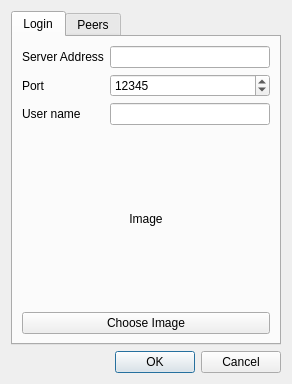
First picture: the form in TeamRadarDlg.ui, repository congchenutd/teamradar, before the edit.
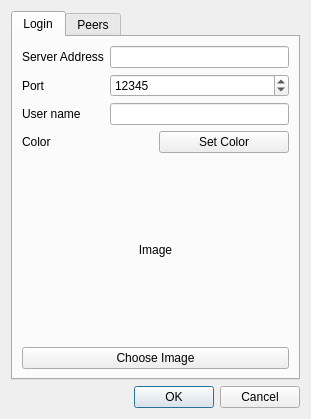
Second picture: the form after the edit.

The edit to the form file:
```diff
--- a/TeamRadarDlg.ui
+++ b/TeamRadarDlg.ui
@@ -6,8 +6,8 @@
    <rect>
     <x>0</x>
     <y>0</y>
-    <width>292</width>
-    <height>384</height>
+    <width>311</width>
+    <height>419</height>
    </rect>
   </property>
   <property name="windowTitle">
@@ -68,9 +68,39 @@
         <widget class="QLineEdit" name="leUserName"/>
        </item>
        <item row="3" column="0" colspan="2">
+        <layout class="QHBoxLayout" name="horizontalLayout">
+         <item>
+          <widget class="QLabel" name="labelColor">
+           <property name="sizePolicy">
+            <sizepolicy hsizetype="Ignored" vsizetype="Preferred">
+             <horstretch>0</horstretch>
+             <verstretch>0</verstretch>
+            </sizepolicy>
+           </property>
+           <property name="text">
+            <string>Color</string>
+           </property>
+          </widget>
+         </item>
+         <item>
+          <widget class="QPushButton" name="btColor">
+           <property name="text">
+            <string>Set Color</string>
+           </property>
+          </widget>
+         </item>
+        </layout>
+       </item>
+       <item row="4" column="0" colspan="2">
         <layout class="QVBoxLayout" name="verticalLayout">
          <item>
           <widget class="QLabel" name="labelImage">
+           <property name="sizePolicy">
+            <sizepolicy hsizetype="Preferred" vsizetype="Expanding">
+             <horstretch>0</horstretch>
+             <verstretch>0</verstretch>
+            </sizepolicy>
+           </property>
            <property name="text">
             <string>Image</string>
            </property>
```
